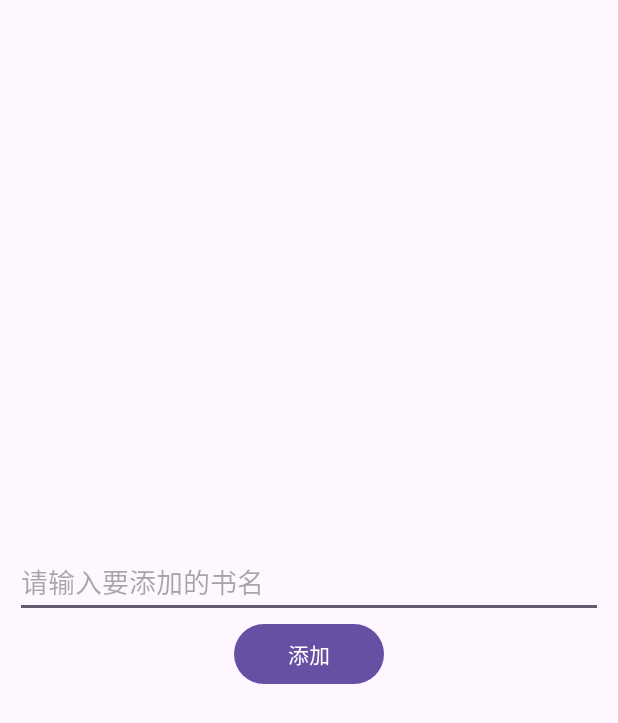
After one commit to PhilipL1A0/MyFirstApplication, an Android app: the AddBookActivity screen opened directly, with no data from a screen before it, on a phone screen of 412 x 824 dp. The commit adds this screen. Shown: the top 723 px of the screen. Run offline under Robolectric (Android 15) with nearby library versions, the phone set to English and light mode, and no system bars.

Commit message:
[feat]实验七完成

```diff
--- /dev/null
+++ b/app/src/main/java/com/jnu/student/myfirstapplication/views/AddBookActivity.java
@@ -0,0 +1,37 @@
+package com.jnu.student.myfirstapplication.views;
+
+import android.app.Activity;
+import android.app.AlertDialog;
+import android.content.Intent;
+import android.os.Bundle;
+import android.widget.EditText;
+import android.widget.TextView;
+import android.widget.Toast;
+
+import androidx.appcompat.app.AppCompatActivity;
+
+import com.jnu.student.myfirstapplication.R;
+
+public class AddBookActivity extends AppCompatActivity {
+
+    private EditText et_name;
+
+    @Override
+    protected void onCreate(Bundle savedInstanceState) {
+        super.onCreate(savedInstanceState);
+        setContentView(R.layout.activity_add_book);
+
+        et_name = findViewById(R.id.et_input);
+        findViewById(R.id.btn_add).setOnClickListener(v -> {
+            String name = et_name.getText().toString();
+            if (name.equals("")) {
+                Toast.makeText(this, "请输入书名！", Toast.LENGTH_SHORT).show();
+                return;
+            }
+            Intent intent = new Intent();
+            intent.putExtra("name", name);
+            setResult(Activity.RESULT_OK, intent);
+            finish();
+        });
+    }
+}
--- a/app/src/main/java/com/jnu/student/myfirstapplication/MainActivity.java
+++ b/app/src/main/java/com/jnu/student/myfirstapplication/views/MainActivity.java
@@ -1,4 +1,4 @@
-package com.jnu.student.myfirstapplication;
+package com.jnu.student.myfirstapplication.views;
 
 import androidx.appcompat.app.AppCompatActivity;
 
@@ -6,6 +6,8 @@ import android.app.AlertDialog;
 import android.os.Bundle;
 import android.widget.TextView;
 import android.widget.Toast;
+
+import com.jnu.student.myfirstapplication.R;
 
 public class MainActivity extends AppCompatActivity {
     private TextView tv_top;
--- /dev/null
+++ b/app/src/main/res/layout/activity_add_book.xml
@@ -0,0 +1,21 @@
+<?xml version="1.0" encoding="utf-8"?>
+<LinearLayout xmlns:android="http://schemas.android.com/apk/res/android"
+    android:layout_width="match_parent"
+    android:layout_height="match_parent"
+    android:orientation="vertical"
+    android:gravity="center"
+    android:padding="10dp">
+
+    <EditText
+        android:id="@+id/et_input"
+        android:layout_width="match_parent"
+        android:layout_height="wrap_content"
+        android:inputType="text"
+        android:hint="请输入要添加的书名" />
+    <Button
+        android:id="@+id/btn_add"
+        android:layout_width="100dp"
+        android:layout_height="wrap_content"
+        android:text="添加" />
+
+</LinearLayout>
--- a/app/src/main/res/layout/activity_main.xml
+++ b/app/src/main/res/layout/activity_main.xml
@@ -4,7 +4,7 @@
     xmlns:tools="http://schemas.android.com/tools"
     android:layout_width="match_parent"
     android:layout_height="match_parent"
-    tools:context=".MainActivity">
+    tools:context=".views.MainActivity">
 
     <!--<TextView
         android:id="@+id/text_view_hello_world"
--- a/app/src/main/res/layout/activity_recyle.xml
+++ b/app/src/main/res/layout/activity_recyle.xml
@@ -4,7 +4,7 @@
     xmlns:tools="http://schemas.android.com/tools"
     android:layout_width="match_parent"
     android:layout_height="match_parent"
-    tools:context=".RecycleActivity">
+    tools:context=".views.RecycleActivity">
 
     <androidx.recyclerview.widget.RecyclerView
         android:id="@+id/recycle_view_books"
```
Also changed, not shown: app/src/main/AndroidManifest.xml (+9 -7 lines), app/src/main/java/com/jnu/student/myfirstapplication/adapter/ShopItemAdapter.java (+13 -2 lines), app/src/main/java/com/jnu/student/myfirstapplication/views/RecycleActivity.java (renamed from app/src/main/java/com/jnu/student/myfirstapplication/RecycleActivity.java, +17 -8 lines).
